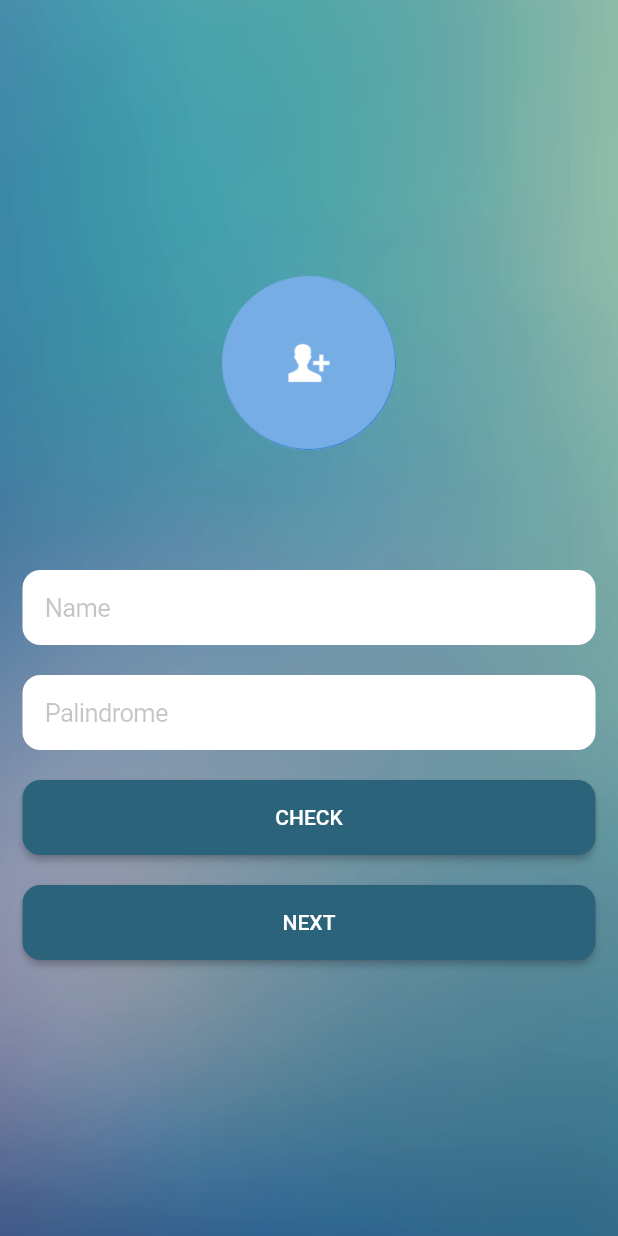
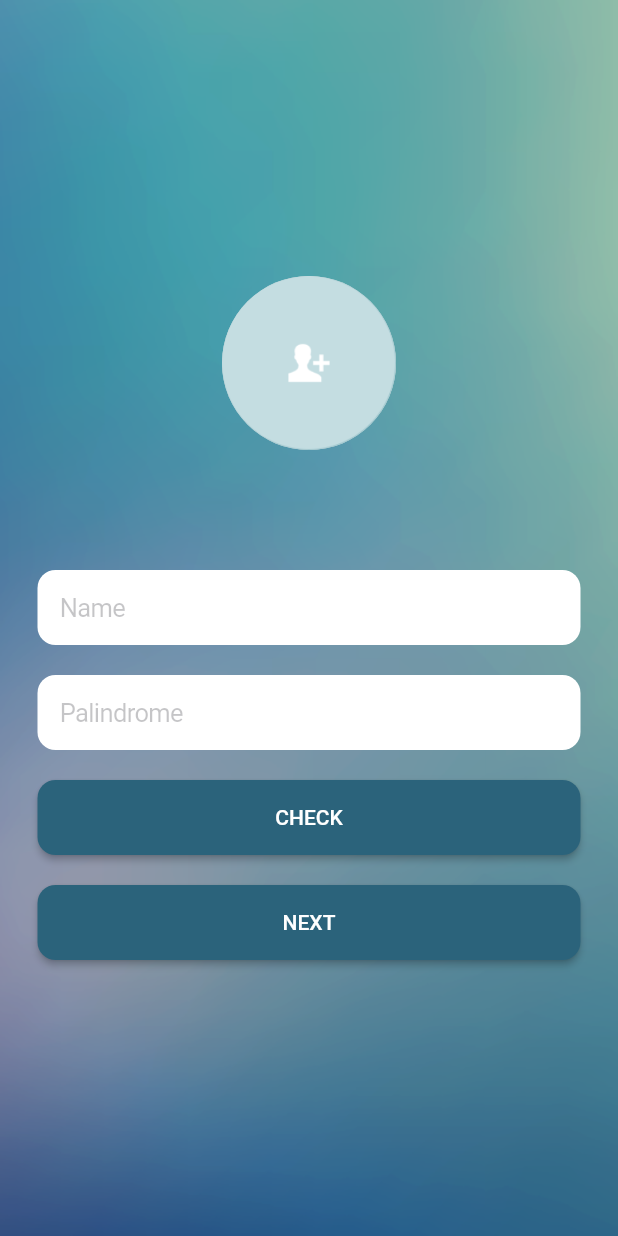
Before and after one commit to benz101/suitmedia_test_flutter_dev, a Flutter app: the screen it shows after launch, on a phone screen of 412 x 824 dp. Run offline on Flutter 3.47's test engine with Material 2 defaults, Android fonts, the phone set to English and light mode, and no system bars; our stand-ins replace equatable, flutter_bloc, flutter_svg, webview_flutter.

Commit message:
New Update

```diff
--- a/lib/helper/color_helper.dart
+++ b/lib/helper/color_helper.dart
@@ -3,5 +3,4 @@ import 'package:flutter/cupertino.dart';
 class ColorHelper {
   static const primary = Color(0xff2B637B);
   static const borderTextField = Color(0xffE2E3E4);
-  static const appBar = Color(0xff2B637B);
 }
--- a/lib/model/user.dart
+++ b/lib/model/user.dart
@@ -6,20 +6,20 @@ String userToJson(User data) => json.encode(data.toJson());
 
 class User {
   User({
-    required this.page,
-    required this.perPage,
-    required this.total,
-    required this.totalPages,
+    this.page,
+    this.perPage,
+    this.total,
+    this.totalPages,
     this.data,
-    required this.support,
+    this.support,
   });
 
-  int page;
-  int perPage;
-  int total;
-  int totalPages;
+  int? page;
+  int? perPage;
+  int? total;
+  int? totalPages;
   List<DataUser>? data;
-  Support support;
+  Support? support;
 
   factory User.fromJson(Map<String, dynamic> json) => User(
         page: json["page"],
@@ -37,7 +37,7 @@ class User {
         "total": total,
         "total_pages": totalPages,
         "data": List<dynamic>.from(data!.map((x) => x.toJson())),
-        "support": support.toJson(),
+        "support": support!.toJson(),
       };
 }
 
--- a/lib/service/api_service.dart
+++ b/lib/service/api_service.dart
@@ -6,8 +6,6 @@ import 'package:suitmedia_test_flutter_dev/model/user.dart';
 
 class APIService {
   Future<User> getUserList(int page, int perPage) async {
-    Map<String, dynamic>? queryParameters = {"page": page, "per_page": perPage};
-  //  Uri uri = Uri.parse(URLHelper.url+'');
     try {
       final result = await http.get(
           Uri.parse(URLHelper.url+'?page=$page&per_page=$perPage'));
@@ -30,7 +28,7 @@ class APIService {
           total: 0,
           totalPages: 0,
           data: null,
-          support: Support(url: '', text: ''));
+          support:  Support(url: '', text: ''));
     }
   }
 }
--- a/lib/ui/login_page.dart
+++ b/lib/ui/login_page.dart
@@ -41,10 +41,10 @@ class _LoginPageState extends State<LoginPage> {
             color: Colors.white,
             image: DecorationImage(
               image: AssetImage('assets/images/login_bacground.png'),
-              fit: BoxFit.cover,
+              fit: BoxFit.fill,
             ),
           ),
-          padding: const EdgeInsets.symmetric(horizontal: 15),
+          padding: const EdgeInsets.symmetric(horizontal: 25),
           alignment: Alignment.center,
           child: Column(
             mainAxisAlignment: MainAxisAlignment.center,
@@ -55,6 +55,7 @@ class _LoginPageState extends State<LoginPage> {
                 decoration: BoxDecoration(
                     color: Colors.grey[300], shape: BoxShape.circle),
                 child: const CircleAvatar(
+                  backgroundColor: Color(0xff9CC6CD),
                   backgroundImage: AssetImage('assets/images/ic_photo.png'),
                 ),
               ),
--- a/pubspec.yaml
+++ b/pubspec.yaml
@@ -38,6 +38,7 @@ dependencies:
   equatable: ^2.0.3
   flutter_bloc: ^8.0.1
   webview_flutter: ^3.0.4
+  flutter_svg: ^1.0.3
 
 dev_dependencies:
   flutter_test:
```
Also changed, not shown: lib/bloc/handle_api/user_bloc.dart (+26 -6 lines), lib/ui/home_page.dart (+11 -15 lines), lib/ui/user_list_page.dart (+50 -39 lines), lib/ui/webview_page.dart (+9 -2 lines), assets/images/ic_arrow_left.svg (added), pubspec.lock, 1 other file.
